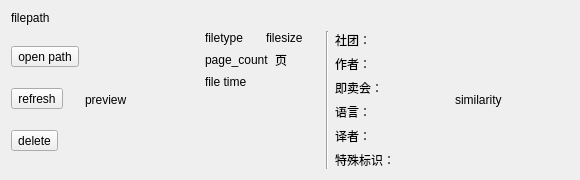
PPJUST/ComicDup, file components/widget_assembler_similar_result_preview/widget_comic_info_line/res/comic_info_line.ui: the form before one commit.
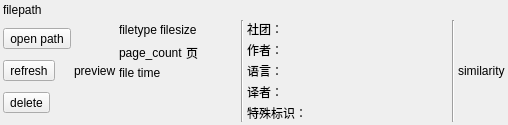
The form after the commit.

Commit message: 优化：横向视图的布局

The edit to the form file:
```diff
--- a/components/widget_assembler_similar_result_preview/widget_comic_info_line/res/comic_info_line.ui
+++ b/components/widget_assembler_similar_result_preview/widget_comic_info_line/res/comic_info_line.ui
@@ -6,14 +6,29 @@
    <rect>
     <x>0</x>
     <y>0</y>
-    <width>580</width>
-    <height>163</height>
+    <width>508</width>
+    <height>115</height>
    </rect>
   </property>
   <property name="windowTitle">
    <string>Form</string>
   </property>
   <layout class="QVBoxLayout" name="verticalLayout_2" stretch="0,1">
+   <property name="spacing">
+    <number>3</number>
+   </property>
+   <property name="leftMargin">
+    <number>3</number>
+   </property>
+   <property name="topMargin">
+    <number>3</number>
+   </property>
+   <property name="rightMargin">
+    <number>3</number>
+   </property>
+   <property name="bottomMargin">
+    <number>3</number>
+   </property>
    <item>
     <widget class="QLabel" name="label_filepath">
      <property name="text">
@@ -22,9 +37,15 @@
     </widget>
    </item>
    <item>
-    <layout class="QHBoxLayout" name="horizontalLayout_2">
+    <layout class="QHBoxLayout" name="horizontalLayout_2" stretch="0,0,0,0,1,0,0">
+     <property name="spacing">
+      <number>3</number>
+     </property>
      <item>
       <layout class="QVBoxLayout" name="verticalLayout_3">
+       <property name="spacing">
+        <number>3</number>
+       </property>
        <item>
         <widget class="QToolButton" name="toolButton_open_path">
          <property name="text">
@@ -73,6 +94,19 @@
            </property>
           </widget>
          </item>
+         <item>
+          <spacer name="horizontalSpacer">
+           <property name="orientation">
+            <enum>Qt::Orientation::Horizontal</enum>
+           </property>
+           <property name="sizeHint" stdset="0">
+            <size>
+             <width>40</width>
+             <height>20</height>
+            </size>
+           </property>
+          </spacer>
+         </item>
         </layout>
        </item>
        <item>
@@ -91,6 +125,19 @@
            </property>
           </widget>
          </item>
+         <item>
+          <spacer name="horizontalSpacer_2">
+           <property name="orientation">
+            <enum>Qt::Orientation::Horizontal</enum>
+           </property>
+           <property name="sizeHint" stdset="0">
+            <size>
+             <width>40</width>
+             <height>20</height>
+            </size>
+           </property>
+          </spacer>
+         </item>
         </layout>
        </item>
        <item>
@@ -123,29 +170,32 @@
       </widget>
      </item>
      <item>
-      <layout class="QGridLayout" name="gridLayout">
-       <item row="1" column="0">
-        <widget class="QLabel" name="label_8">
-         <property name="text">
-          <string>作者：</string>
-         </property>
-        </widget>
-       </item>
-       <item row="3" column="1">
-        <widget class="QLabel" name="label_language">
+      <layout class="QGridLayout" name="gridLayout" columnstretch="0,1">
+       <property name="spacing">
+        <number>3</number>
+       </property>
+       <item row="1" column="1">
+        <widget class="QLabel" name="label_artist_name">
          <property name="text">
           <string/>
          </property>
         </widget>
        </item>
-       <item row="5" column="1">
+       <item row="4" column="1">
         <widget class="QLabel" name="label_special_indicators">
          <property name="text">
           <string/>
          </property>
         </widget>
        </item>
-       <item row="5" column="0">
+       <item row="3" column="1">
+        <widget class="QLabel" name="label_translator">
+         <property name="text">
+          <string/>
+         </property>
+        </widget>
+       </item>
+       <item row="4" column="0">
         <widget class="QLabel" name="label_12">
          <property name="text">
           <string>特殊标识：</string>
@@ -153,19 +203,40 @@
         </widget>
        </item>
        <item row="3" column="0">
+        <widget class="QLabel" name="label">
+         <property name="text">
+          <string>译者：</string>
+         </property>
+        </widget>
+       </item>
+       <item row="2" column="1">
+        <widget class="QLabel" name="label_language">
+         <property name="text">
+          <string/>
+         </property>
+        </widget>
+       </item>
+       <item row="1" column="0">
+        <widget class="QLabel" name="label_8">
+         <property name="text">
+          <string>作者：</string>
+         </property>
+        </widget>
+       </item>
+       <item row="0" column="1">
+        <widget class="QLabel" name="label_circle_name">
+         <property name="text">
+          <string/>
+         </property>
+        </widget>
+       </item>
+       <item row="2" column="0">
         <widget class="QLabel" name="label_11">
          <property name="text">
           <string>语言：</string>
          </property>
         </widget>
        </item>
-       <item row="2" column="0">
-        <widget class="QLabel" name="label_9">
-         <property name="text">
-          <string>即卖会：</string>
-         </property>
-        </widget>
-       </item>
        <item row="0" column="0">
         <widget class="QLabel" name="label_7">
          <property name="text">
@@ -173,43 +244,15 @@
          </property>
         </widget>
        </item>
-       <item row="2" column="1">
-        <widget class="QLabel" name="label_convention_name">
-         <property name="text">
-          <string/>
-         </property>
-        </widget>
-       </item>
-       <item row="1" column="1">
-        <widget class="QLabel" name="label_artist_name">
-         <property name="text">
-          <string/>
-         </property>
-        </widget>
-       </item>
-       <item row="0" column="1">
-        <widget class="QLabel" name="label_circle_name">
-         <property name="text">
-          <string/>
-         </property>
-        </widget>
-       </item>
-       <item row="4" column="0">
-        <widget class="QLabel" name="label">
-         <property name="text">
-          <string>译者：</string>
-         </property>
-        </widget>
-       </item>
-       <item row="4" column="1">
-        <widget class="QLabel" name="label_translator">
-         <property name="text">
-          <string/>
-         </property>
-        </widget>
-       </item>
       </layout>
      </item>
+     <item>
+      <widget class="Line" name="line_2">
+       <property name="orientation">
+        <enum>Qt::Orientation::Vertical</enum>
+       </property>
+      </widget>
+     </item>
      <item>
       <widget class="QLabel" name="label_similarity">
        <property name="text">
```
The commit also changes 3 other files.
